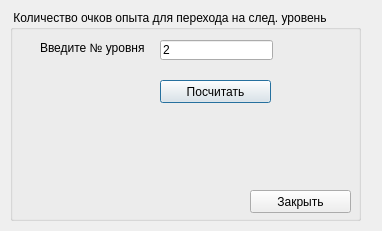
Old version of the form InfoCO/FormCalcEx.ui in the repository frostzhenya/InfoCO.
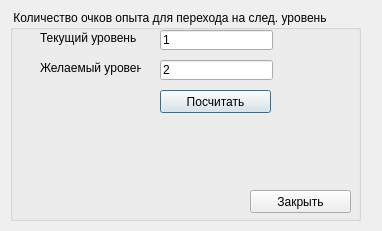
New version of the form. Icons and pictures are not drawn.

What changed in the file:
```diff
--- a/InfoCO/FormCalcEx.ui
+++ b/InfoCO/FormCalcEx.ui
@@ -39,33 +39,33 @@
     <property name="geometry">
      <rect>
       <x>150</x>
-      <y>30</y>
+      <y>20</y>
       <width>113</width>
       <height>20</height>
      </rect>
     </property>
     <property name="text">
-     <string>2</string>
+     <string>1</string>
     </property>
    </widget>
    <widget class="QLabel" name="TxtNumLvl">
     <property name="geometry">
      <rect>
       <x>30</x>
-      <y>30</y>
+      <y>20</y>
       <width>111</width>
       <height>16</height>
      </rect>
     </property>
     <property name="text">
-     <string>Введите № уровня</string>
+     <string>Текущий уровень</string>
     </property>
    </widget>
    <widget class="QPushButton" name="ButtomCalc">
     <property name="geometry">
      <rect>
       <x>150</x>
-      <y>70</y>
+      <y>80</y>
       <width>111</width>
       <height>23</height>
      </rect>
@@ -100,6 +100,32 @@
      <string/>
     </property>
    </widget>
+   <widget class="QLineEdit" name="EditDesiredNumLvl">
+    <property name="geometry">
+     <rect>
+      <x>150</x>
+      <y>50</y>
+      <width>113</width>
+      <height>20</height>
+     </rect>
+    </property>
+    <property name="text">
+     <string>2</string>
+    </property>
+   </widget>
+   <widget class="QLabel" name="TxtDesiredNumLvl">
+    <property name="geometry">
+     <rect>
+      <x>30</x>
+      <y>50</y>
+      <width>101</width>
+      <height>16</height>
+     </rect>
+    </property>
+    <property name="text">
+     <string>Желаемый уровень</string>
+    </property>
+   </widget>
   </widget>
  </widget>
  <resources>
```
Left out of the diff: 6 changed lines with no effect on the pictures.
